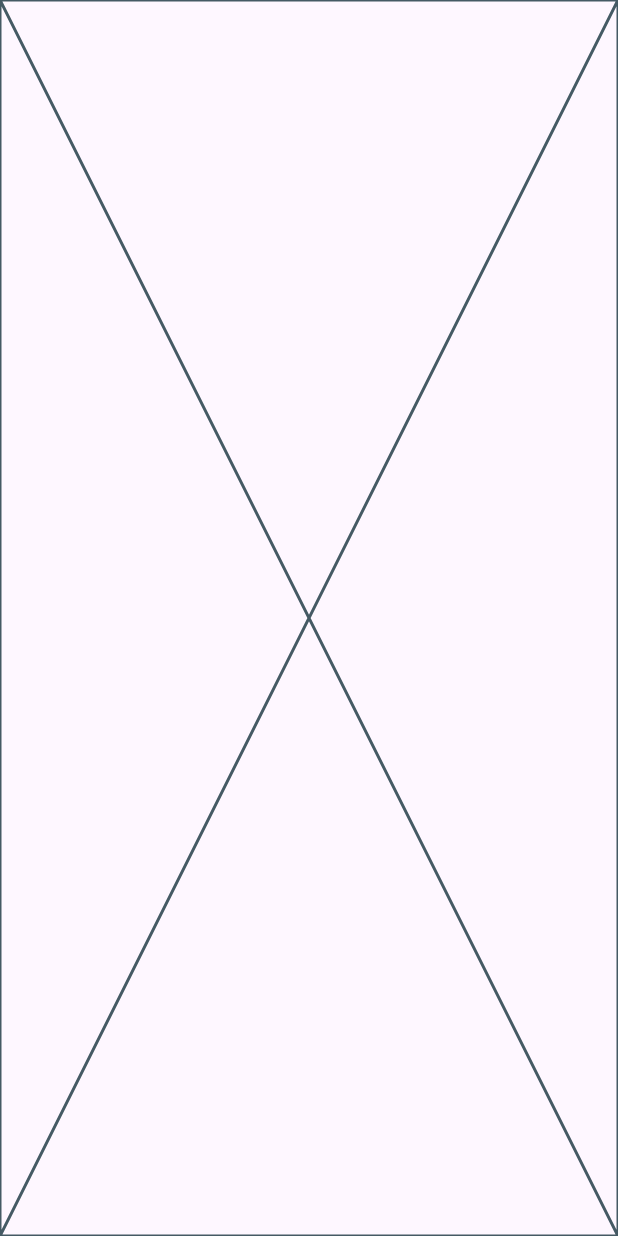
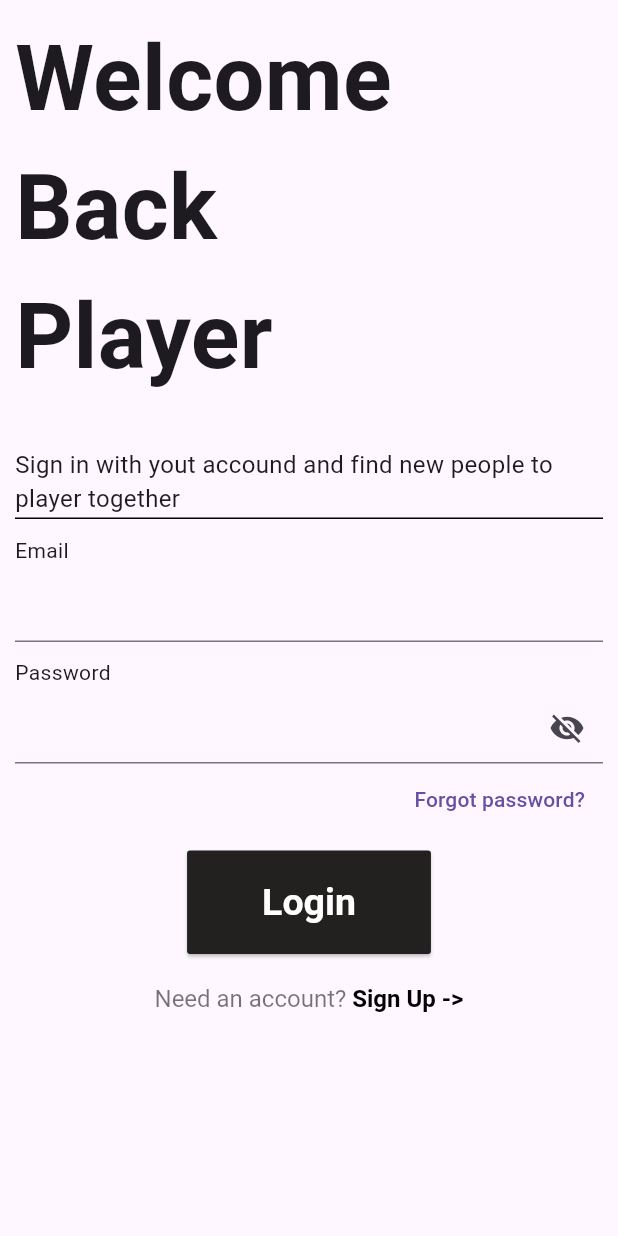
Before and after one commit to Ohlavrac/player2, a Flutter app: the screen it shows after launch, after a tap on "Login", on a phone screen of 412 x 824 dp. Run offline on Flutter 3.47's test engine with Material 3 defaults, Android fonts, the phone set to English and light mode, and no system bars; our stand-ins replace cloud_firestore, firebase_auth, firebase_core; accounts and stored records are empty; generated files the repository leaves out were written again; network calls fail.

Commit message:
feat: add login page

```diff
--- a/lib/app_widget.dart
+++ b/lib/app_widget.dart
@@ -22,7 +22,7 @@ class AppWidget extends StatelessWidget {
         ChangeNotifierProvider(create: (context) => UserProvider(),),
       ],
       child: MaterialApp(
-        initialRoute: "/register",
+        initialRoute: "/login",
         routes: {
           "/": (context) => MainScreen(),
           "/login": (context) => LoginPage(),
--- a/lib/presentation/ui/login/login_page.dart
+++ b/lib/presentation/ui/login/login_page.dart
@@ -1,4 +1,12 @@
+import 'package:flutter/gestures.dart';
 import 'package:flutter/material.dart';
+import 'package:player2/presentation/providers/user_provider.dart';
+import 'package:player2/presentation/status/email_status.dart';
+import 'package:player2/presentation/status/password_status.dart';
+import 'package:player2/presentation/widgets/elevated_button_widget.dart';
+import 'package:provider/provider.dart';
+
+import '../../widgets/text_input_v1_widget.dart';
 
 class LoginPage extends StatelessWidget {
   const LoginPage({super.key});
@@ -6,16 +14,134 @@ class LoginPage extends StatelessWidget {
   @override
   Widget build(BuildContext context) {
     return Scaffold(
-      body: LoginView(),
+      body: Padding(
+        padding: const EdgeInsets.symmetric(vertical: 10, horizontal: 10),
+        child: LoginView(),
+      ),
     );
   }
 }
 
-class LoginView extends StatelessWidget {
+class LoginView extends StatefulWidget {
   const LoginView({super.key});
 
   @override
+  State<LoginView> createState() => _LoginViewState();
+}
+
+class _LoginViewState extends State<LoginView> {
+  TextEditingController? _emailController;
+  TextEditingController? _passwordController;
+
+  @override
+  void initState() {
+    super.initState();
+    WidgetsBinding.instance.addPostFrameCallback((timestamp) {
+      var userProvider = Provider.of<UserProvider>(context, listen: false);
+
+      _emailController = TextEditingController(text: userProvider.email);
+      _passwordController = TextEditingController(text: userProvider.password);
+
+      _emailController?.addListener(() {
+        final text = _emailController == null ? "" : _emailController!.text;
+        userProvider.setEmail(text);
+      });
+
+      _passwordController?.addListener(() {
+        final text = _passwordController == null ? "" : _passwordController!.text;
+        userProvider.setPassword(text);
+      });
+
+      setState(() {
+
+      });
+    });
+  }
+
+  @override
   Widget build(BuildContext context) {
-    return const Placeholder();
+    return SingleChildScrollView(
+      child: SafeArea(
+        child: Column(
+          crossAxisAlignment: CrossAxisAlignment.start,
+          children: [
+            Text("Welcome", style: TextStyle(fontSize: 60, fontWeight: FontWeight.bold),),
+            Text("Back", style: TextStyle(fontSize: 60, fontWeight: FontWeight.bold),),
+            Text("Player", style: TextStyle(fontSize: 60, fontWeight: FontWeight.bold),),
+            SizedBox(height: 30,),
+            Text("Sign in with yout accound and find new people to player together", style: TextStyle(fontSize: 16),),
+            Divider(
+              height: 3,
+              color: Colors.black,
+            ),
+            Padding(
+                padding: const EdgeInsets.only(top: 10, bottom: 3),
+                child: Text("Email"),
+              ),
+              TextInputV1Widget(
+                textController: _emailController,
+                isEmailInput: true,
+                isPasswordInput: false,
+                onChanged: (value) {
+                  setState(() {
+
+                  });
+                },
+                erroText: context.read<UserProvider>().emailStatus == EmailStatus.invalid ? "Email Invalid" : null
+              ),
+              Padding(
+                padding: const EdgeInsets.only(top: 10, bottom: 3),
+                child: Text("Password"),
+              ),
+              TextInputV1Widget(
+                textController: _passwordController,
+                isEmailInput: false,
+                isPasswordInput: true,
+                onChanged: (value) {
+                  setState(() {
+
+                  });
+                },
+                erroText: context.read<UserProvider>().passwordStatus == PasswordStatus.needSymble ? "Password invalid: Need a symble" :
+                  context.read<UserProvider>().passwordStatus == PasswordStatus.short ? "Password invalid: Need more chars" :
+                  null
+              ),
+              Row(
+                mainAxisAlignment: MainAxisAlignment.end,
+                children: [
+                  TextButton(
+                    onPressed: () {},
+                    child: Text("Forgot password?")
+                  ),
+                ],
+              ),
+              Padding(
+                padding: const EdgeInsets.only(top: 10, bottom: 20),
+                child: Center(
+                  child: ElevatedButtonWidget(
+                    onPressed: () {},
+                    child: Text("Login", style: TextStyle(color: Colors.white),)
+                  ),
+                ),
+              ),
+              Center(
+                child: RichText(
+                  text: TextSpan(
+                    text: "Need an account? ",
+                    style: TextStyle(fontSize: 16, color: Colors.black54),
+                    children: [
+                      TextSpan(
+                        text: "Sign Up ->",
+                        style: TextStyle(fontWeight: FontWeight.bold, fontSize: 16, color: Colors.black),
+                        recognizer: TapGestureRecognizer()..onTap = () => Navigator.pushNamed(context, "/register")
+                      )
+                    ]
+                  )
+                ),
+              )
+          ]
+        )
+      ),
+    );
   }
 }
```
